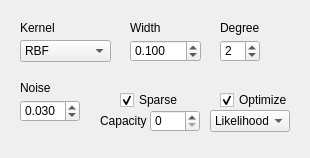
b4silio/MLDemos, file _AlgorithmsPlugins/GP/paramsGPR.ui: the form before one commit.
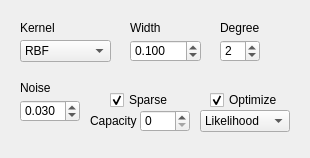
The form after the commit.

Patch:
```diff
--- a/_AlgorithmsPlugins/GP/paramsGPR.ui
+++ b/_AlgorithmsPlugins/GP/paramsGPR.ui
@@ -52,7 +52,7 @@
   <widget class="QSpinBox" name="capacitySpin">
    <property name="geometry">
     <rect>
-     <x>150</x>
+     <x>140</x>
      <y>110</y>
      <width>50</width>
      <height>22</height>
@@ -182,7 +182,7 @@
   <widget class="QLabel" name="labelCapacity">
    <property name="geometry">
     <rect>
-     <x>100</x>
+     <x>90</x>
      <y>111</y>
      <width>50</width>
      <height>20</height>
@@ -275,7 +275,7 @@
   <widget class="QCheckBox" name="sparseCheck">
    <property name="geometry">
     <rect>
-     <x>120</x>
+     <x>110</x>
      <y>90</y>
      <width>70</width>
      <height>20</height>
@@ -296,7 +296,7 @@
   <widget class="QCheckBox" name="optimizeCheck">
    <property name="geometry">
     <rect>
-     <x>220</x>
+     <x>210</x>
      <y>90</y>
      <width>70</width>
      <height>20</height>
@@ -317,9 +317,9 @@
   <widget class="QComboBox" name="optimizeCombo">
    <property name="geometry">
     <rect>
-     <x>210</x>
+     <x>200</x>
      <y>110</y>
-     <width>80</width>
+     <width>90</width>
      <height>22</height>
     </rect>
    </property>
```
